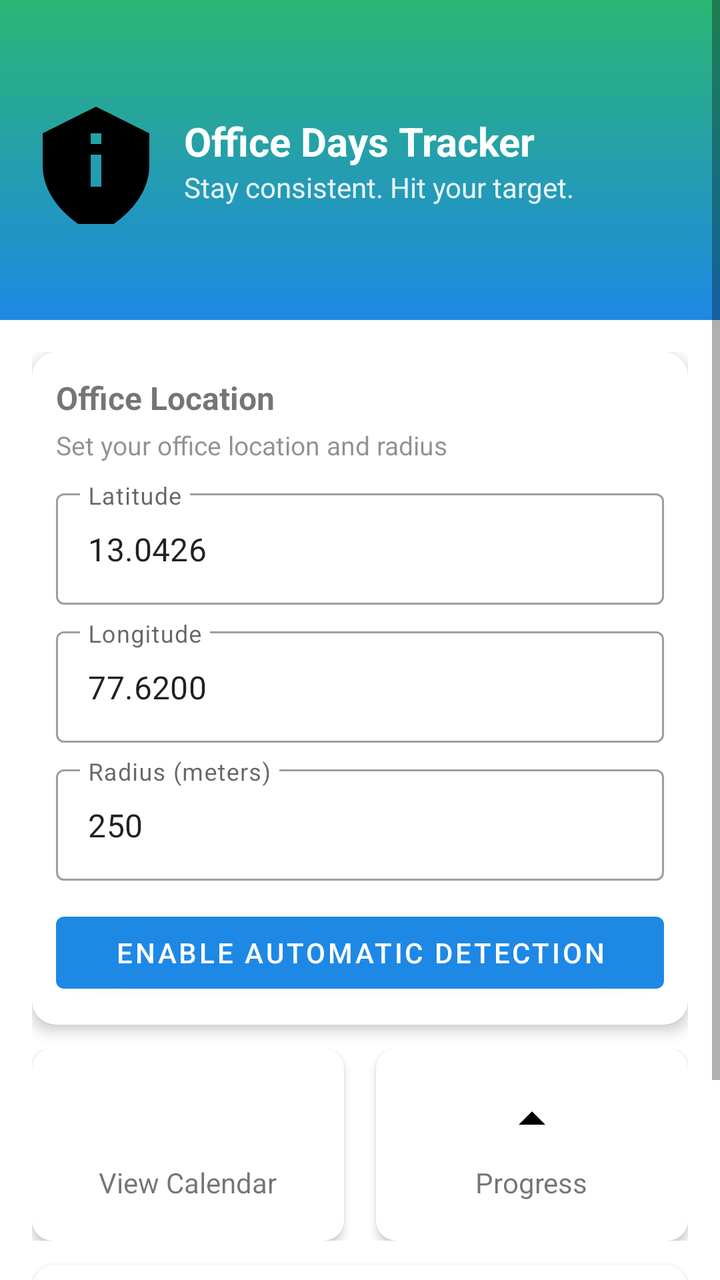
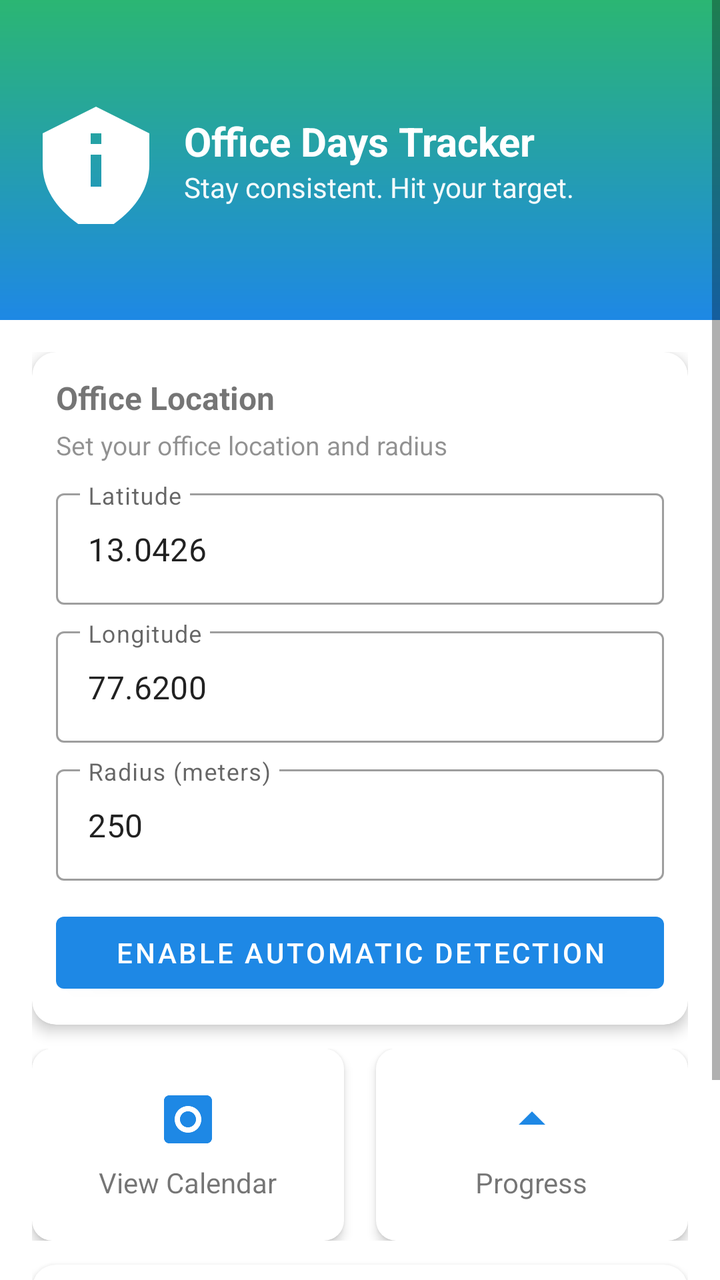

Two renders of the same Android screen: before a commit and after it. Below are the layout's source before the change and the commit's diff.
<!-- AndroidManifest.xml: application theme Theme.OfficeDaysTracker -->
<!-- res/layout/activity_main.xml -->
<?xml version="1.0" encoding="utf-8"?>
<ScrollView xmlns:android="http://schemas.android.com/apk/res/android"
    xmlns:app="http://schemas.android.com/apk/res-auto"
    xmlns:tools="http://schemas.android.com/tools"
    android:layout_width="match_parent"
    android:layout_height="match_parent"
    android:background="@color/background"
    tools:context=".MainActivity">

    <LinearLayout
        android:layout_width="match_parent"
        android:layout_height="wrap_content"
        android:orientation="vertical">

        
        <FrameLayout
            android:layout_width="match_parent"
            android:layout_height="160dp"
            android:background="@drawable/header_bg">

            <LinearLayout
                android:layout_width="match_parent"
                android:layout_height="match_parent"
                android:orientation="horizontal"
                android:padding="16dp">

                <ImageView
                    android:id="@+id/ivAppIcon"
                    android:layout_width="64dp"
                    android:layout_height="64dp"
                    android:src="@drawable/ic_location_pin"
                    android:contentDescription="App icon"
                    android:layout_gravity="center_vertical"
                    android:background="@android:color/transparent" />

                <LinearLayout
                    android:layout_width="0dp"
                    android:layout_height="match_parent"
                    android:layout_weight="1"
                    android:orientation="vertical"
                    android:gravity="center_vertical"
                    android:paddingStart="12dp">

                    <TextView
                        android:id="@+id/tvHeaderTitle"
                        android:layout_width="wrap_content"
                        android:layout_height="wrap_content"
                        android:text="Office Days Tracker"
                        android:textColor="@color/onPrimary"
                        android:textSize="20sp"
                        android:textStyle="bold" />

                    <TextView
                        android:id="@+id/tvHeaderSubtitle"
                        android:layout_width="wrap_content"
                        android:layout_height="wrap_content"
                        android:text="Stay consistent. Hit your target."
                        android:textColor="@color/onPrimary"
                        android:textSize="14sp"
                        android:alpha="0.9" />
                </LinearLayout>

            </LinearLayout>
        </FrameLayout>

        <LinearLayout
            android:layout_width="match_parent"
            android:layout_height="wrap_content"
            android:orientation="vertical"
            android:padding="16dp">

            <com.google.android.material.card.MaterialCardView
                android:layout_width="match_parent"
                android:layout_height="wrap_content"
                app:cardCornerRadius="12dp"
                app:cardElevation="4dp"
                android:layout_marginBottom="12dp">

                <LinearLayout
                    android:layout_width="match_parent"
                    android:layout_height="wrap_content"
                    android:orientation="vertical"
                    android:padding="12dp">

                    <TextView
                        android:layout_width="wrap_content"
                        android:layout_height="wrap_content"
                        android:text="Office Location"
                        android:textStyle="bold"
                        android:textSize="16sp" />

                    <TextView
                        android:layout_width="wrap_content"
                        android:layout_height="wrap_content"
                        android:text="Set your office location and radius"
                        android:textSize="13sp"
                        android:alpha="0.8"
                        android:layout_marginTop="4dp" />

                    <com.google.android.material.textfield.TextInputLayout
                        android:layout_width="match_parent"
                        android:layout_height="wrap_content"
                        android:hint="Latitude"
                        style="@style/Widget.MaterialComponents.TextInputLayout.OutlinedBox"
                        android:layout_marginTop="10dp">

                        <com.google.android.material.textfield.TextInputEditText
                            android:id="@+id/etLat"
                            android:layout_width="match_parent"
                            android:layout_height="wrap_content"
                            android:inputType="numberDecimal"
                            android:text="13.0426" />
                    </com.google.android.material.textfield.TextInputLayout>

                    <com.google.android.material.textfield.TextInputLayout
                        android:layout_width="match_parent"
                        android:layout_height="wrap_content"
                        android:hint="Longitude"
                        style="@style/Widget.MaterialComponents.TextInputLayout.OutlinedBox"
                        android:layout_marginTop="8dp">

                        <com.google.android.material.textfield.TextInputEditText
                            android:id="@+id/etLon"
                            android:layout_width="match_parent"
                            android:layout_height="wrap_content"
                            android:inputType="numberDecimal"
                            android:text="77.6200" />
                    </com.google.android.material.textfield.TextInputLayout>

                    <com.google.android.material.textfield.TextInputLayout
                        android:layout_width="match_parent"
                        android:layout_height="wrap_content"
                        android:hint="Radius (meters)"
                        style="@style/Widget.MaterialComponents.TextInputLayout.OutlinedBox"
                        android:layout_marginTop="8dp">

                        <com.google.android.material.textfield.TextInputEditText
                            android:id="@+id/etRadius"
                            android:layout_width="match_parent"
                            android:layout_height="wrap_content"
                            android:inputType="number"
                            android:text="250" />
                    </com.google.android.material.textfield.TextInputLayout>

                    <com.google.android.material.button.MaterialButton
                        android:id="@+id/btnSet"
                        android:layout_width="match_parent"
                        android:layout_height="wrap_content"
                        android:text="ENABLE AUTOMATIC DETECTION"
                        android:textAllCaps="true"
                        android:layout_marginTop="12dp"
                        style="@style/Widget.MaterialComponents.Button" />

                </LinearLayout>
            </com.google.android.material.card.MaterialCardView>

            
            <LinearLayout
                android:layout_width="match_parent"
                android:layout_height="wrap_content"
                android:orientation="horizontal"
                android:weightSum="2"
                android:layout_marginBottom="12dp">

                <com.google.android.material.card.MaterialCardView
                    android:layout_width="0dp"
                    android:layout_height="96dp"
                    android:layout_weight="1"
                    app:cardCornerRadius="10dp"
                    app:cardElevation="3dp"
                    android:layout_marginEnd="8dp">

                    <LinearLayout
                        android:layout_width="match_parent"
                        android:layout_height="match_parent"
                        android:orientation="vertical"
                        android:gravity="center"
                        android:padding="8dp">

                        <ImageView
                            android:layout_width="32dp"
                            android:layout_height="32dp"
                            android:src="@drawable/ic_calendar"
                            android:contentDescription="Calendar" />

                        <TextView
                            android:id="@+id/btnViewCalendar"
                            android:layout_width="wrap_content"
                            android:layout_height="wrap_content"
                            android:text="View Calendar"
                            android:textSize="14sp"
                            android:layout_marginTop="6dp" />

                    </LinearLayout>
                </com.google.android.material.card.MaterialCardView>

                <com.google.android.material.card.MaterialCardView
                    android:layout_width="0dp"
                    android:layout_height="96dp"
                    android:layout_weight="1"
                    app:cardCornerRadius="10dp"
                    app:cardElevation="3dp"
                    android:layout_marginStart="8dp">

                    <LinearLayout
                        android:layout_width="match_parent"
                        android:layout_height="match_parent"
                        android:orientation="vertical"
                        android:gravity="center"
                        android:padding="8dp">

                        <ImageView
                            android:layout_width="32dp"
                            android:layout_height="32dp"
                            android:src="@drawable/ic_progress"
                            android:contentDescription="Progress" />

                        <TextView
                            android:id="@+id/btnProgress"
                            android:layout_width="wrap_content"
                            android:layout_height="wrap_content"
                            android:text="Progress"
                            android:textSize="14sp"
                            android:layout_marginTop="6dp" />

                    </LinearLayout>
                </com.google.android.material.card.MaterialCardView>

            </LinearLayout>

            
            <com.google.android.material.card.MaterialCardView
                android:layout_width="match_parent"
                android:layout_height="wrap_content"
                app:cardCornerRadius="12dp"
                app:cardElevation="4dp"
                android:layout_marginBottom="16dp">

                <LinearLayout
                    android:layout_width="match_parent"
                    android:layout_height="wrap_content"
                    android:orientation="vertical"
                    android:padding="12dp">

                    <TextView
                        android:layout_width="wrap_content"
                        android:layout_height="wrap_content"
                        android:text="Quarterly Progress"
                        android:textStyle="bold"
                        android:textSize="16sp" />

                    <LinearLayout
                        android:layout_width="match_parent"
                        android:layout_height="wrap_content"
                        android:orientation="horizontal"
                        android:gravity="center_vertical"
                        android:paddingTop="8dp">

                        <TextView
                            android:id="@+id/tvOfficeDays"
                            android:layout_width="0dp"
                            android:layout_height="wrap_content"
                            android:layout_weight="1"
                            android:text="8 / 24 Days"
                            android:textSize="18sp"
                            android:textStyle="bold" />

                        <TextView
                            android:id="@+id/tvRemaining"
                            android:layout_width="wrap_content"
                            android:layout_height="wrap_content"
                            android:text="16 Days remaining"
                            android:textSize="14sp"
                            android:alpha="0.9" />

                    </LinearLayout>

                    <ProgressBar
                        android:id="@+id/progressQuarter"
                        style="?android:attr/progressBarStyleHorizontal"
                        android:layout_width="match_parent"
                        android:layout_height="8dp"
                        android:progress="33"
                        android:layout_marginTop="8dp"
                        android:indeterminate="false" />

                </LinearLayout>
            </com.google.android.material.card.MaterialCardView>

        </LinearLayout>

        <com.google.android.material.bottomnavigation.BottomNavigationView
            android:id="@+id/bottomNav"
            android:layout_width="match_parent"
            android:layout_height="wrap_content"
            app:menu="@menu/bottom_nav_menu"
            android:background="@color/surface"
            app:itemIconTint="?android:attr/textColorPrimary"
            app:itemTextColor="?android:attr/textColorPrimary" />

    </LinearLayout>
</ScrollView>
<!-- resources referenced by this layout -->
<resources>
  <color name="background">#FFFFFF</color>
  <color name="onPrimary">#FFFFFF</color>
  <color name="surface">#FFFFFF</color>
  <!-- drawable header_bg (drawable) -->
  <?xml version="1.0" encoding="utf-8"?>
  <shape xmlns:android="http://schemas.android.com/apk/res/android" android:shape="rectangle">
      <gradient
          android:startColor="#2BB673"
          android:endColor="#1E88E5"
          android:angle="270" />
  </shape>
  <!-- drawable ic_calendar (drawable) -->
  <?xml version="1.0" encoding="utf-8"?>
  <vector xmlns:android="http://schemas.android.com/apk/res/android"
      android:width="24dp"
      android:height="24dp"
      android:viewportWidth="24"
      android:viewportHeight="24">
      <path android:fillColor="#FFFFFFFF" android:pathData="M19 3H5c-1.1 0-2 .9-2 2v14c0 1.1.9 2 2 2h14c1.1 0 2-.9 2-2V5c0-1.1-.9-2-2-2zM12 17c-2.76 0-5-2.24-5-5s2.24-5 5-5 5 2.24 5 5-2.24 5-5 5zM12 9c-1.66 0-3 1.34-3 3s1.34 3 3 3 3-1.34 3-3-1.34-3-3-3z"/>
  </vector>
  <!-- drawable ic_location_pin (drawable) -->
  <?xml version="1.0" encoding="utf-8"?>
  <vector xmlns:android="http://schemas.android.com/apk/res/android"
      android:width="24dp"
      android:height="24dp"
      android:viewportWidth="24"
      android:viewportHeight="24">
      <path android:fillColor="#FF000000" android:pathData="M12 2L2 7v6c0 5 3.58 9.74 10 13 6.42-3.26 10-8 10-13V7l-10-5zM11 11h2v6h-2v-6zM11 7h2v2h-2V7z"/>
  </vector>
  <!-- drawable ic_progress (drawable) -->
  <?xml version="1.0" encoding="utf-8"?>
  <vector xmlns:android="http://schemas.android.com/apk/res/android"
      android:width="24dp"
      android:height="24dp"
      android:viewportWidth="24"
      android:viewportHeight="24">
      <path android:fillColor="#FF000000" android:pathData="M7 14l5-5 5 5H7z"/>
  </vector>
  <style name="Theme.OfficeDaysTracker" parent="Theme.MaterialComponents.DayNight.NoActionBar">
          <item name="colorPrimary">@color/primary</item>
          <item name="colorOnPrimary">@color/onPrimary</item>
          <item name="colorSecondary">@color/secondary</item>
          <item name="colorOnSecondary">@color/onSecondary</item>
          <item name="android:statusBarColor">@color/primaryDark</item>
          <item name="android:navigationBarColor">@color/surface</item>
          <item name="materialButtonStyle">@style/Widget.MaterialComponents.Button</item>
      </style>
  <color name="primary">#1E88E5</color>
  <color name="secondary">#26A69A</color>
  <color name="onSecondary">#000000</color>
  <color name="primaryDark">#1565C0</color>
</resources>

<!-- the commit's change to res/layout/activity_main.xml (unified diff, before → after) -->
@@ -29,6 +29,7 @@
                     android:layout_width="64dp"
                     android:layout_height="64dp"
                     android:src="@drawable/ic_location_pin"
+                    android:tint="@color/onPrimary"
                     android:contentDescription="App icon"
                     android:layout_gravity="center_vertical"
                     android:background="@android:color/transparent" />
@@ -57,7 +58,7 @@
                         android:text="Stay consistent. Hit your target."
                         android:textColor="@color/onPrimary"
                         android:textSize="14sp"
-                        android:alpha="0.9" />
+                        android:alpha="0.95" />
                 </LinearLayout>
 
             </LinearLayout>
@@ -70,11 +71,13 @@
             android:padding="16dp">
 
             <com.google.android.material.card.MaterialCardView
+                android:id="@+id/cardOfficeLocation"
                 android:layout_width="match_parent"
                 android:layout_height="wrap_content"
                 app:cardCornerRadius="12dp"
                 app:cardElevation="4dp"
-                android:layout_marginBottom="12dp">
+                android:layout_marginBottom="12dp"
+                android:foreground="?attr/selectableItemBackground">
 
                 <LinearLayout
                     android:layout_width="match_parent"
@@ -163,12 +166,14 @@
                 android:layout_marginBottom="12dp">
 
                 <com.google.android.material.card.MaterialCardView
+                    android:id="@+id/cardCalendar"
                     android:layout_width="0dp"
                     android:layout_height="96dp"
                     android:layout_weight="1"
                     app:cardCornerRadius="10dp"
                     app:cardElevation="3dp"
-                    android:layout_marginEnd="8dp">
+                    android:layout_marginEnd="8dp"
+                    android:foreground="?attr/selectableItemBackground">
 
                     <LinearLayout
                         android:layout_width="match_parent"
@@ -178,13 +183,15 @@
                         android:padding="8dp">
 
                         <ImageView
+                            android:id="@+id/ivCalendarIcon"
                             android:layout_width="32dp"
                             android:layout_height="32dp"
                             android:src="@drawable/ic_calendar"
+                            android:tint="@color/primary"
                             android:contentDescription="Calendar" />
 
                         <TextView
-                            android:id="@+id/btnViewCalendar"
+                            android:id="@+id/tvCardCalendar"
                             android:layout_width="wrap_content"
                             android:layout_height="wrap_content"
                             android:text="View Calendar"
@@ -195,12 +202,14 @@
                 </com.google.android.material.card.MaterialCardView>
 
                 <com.google.android.material.card.MaterialCardView
+                    android:id="@+id/cardProgress"
                     android:layout_width="0dp"
                     android:layout_height="96dp"
                     android:layout_weight="1"
                     app:cardCornerRadius="10dp"
                     app:cardElevation="3dp"
-                    android:layout_marginStart="8dp">
+                    android:layout_marginStart="8dp"
+                    android:foreground="?attr/selectableItemBackground">
 
                     <LinearLayout
                         android:layout_width="match_parent"
@@ -210,13 +219,15 @@
                         android:padding="8dp">
 
                         <ImageView
+                            android:id="@+id/ivProgressIcon"
                             android:layout_width="32dp"
                             android:layout_height="32dp"
                             android:src="@drawable/ic_progress"
+                            android:tint="@color/primary"
                             android:contentDescription="Progress" />
 
                         <TextView
-                            android:id="@+id/btnProgress"
+                            android:id="@+id/tvCardProgress"
                             android:layout_width="wrap_content"
                             android:layout_height="wrap_content"
                             android:text="Progress"
@@ -261,7 +272,7 @@
                             android:layout_width="0dp"
                             android:layout_height="wrap_content"
                             android:layout_weight="1"
-                            android:text="8 / 24 Days"
+                            android:text="0 / 24 Days"
                             android:textSize="18sp"
                             android:textStyle="bold" />
 
@@ -269,7 +280,7 @@
                             android:id="@+id/tvRemaining"
                             android:layout_width="wrap_content"
                             android:layout_height="wrap_content"
-                            android:text="16 Days remaining"
+                            android:text="24 Days remaining"
                             android:textSize="14sp"
                             android:alpha="0.9" />
 
@@ -280,7 +291,7 @@
                         style="?android:attr/progressBarStyleHorizontal"
                         android:layout_width="match_parent"
                         android:layout_height="8dp"
-                        android:progress="33"
+                        android:progress="0"
                         android:layout_marginTop="8dp"
                         android:indeterminate="false" />
 
